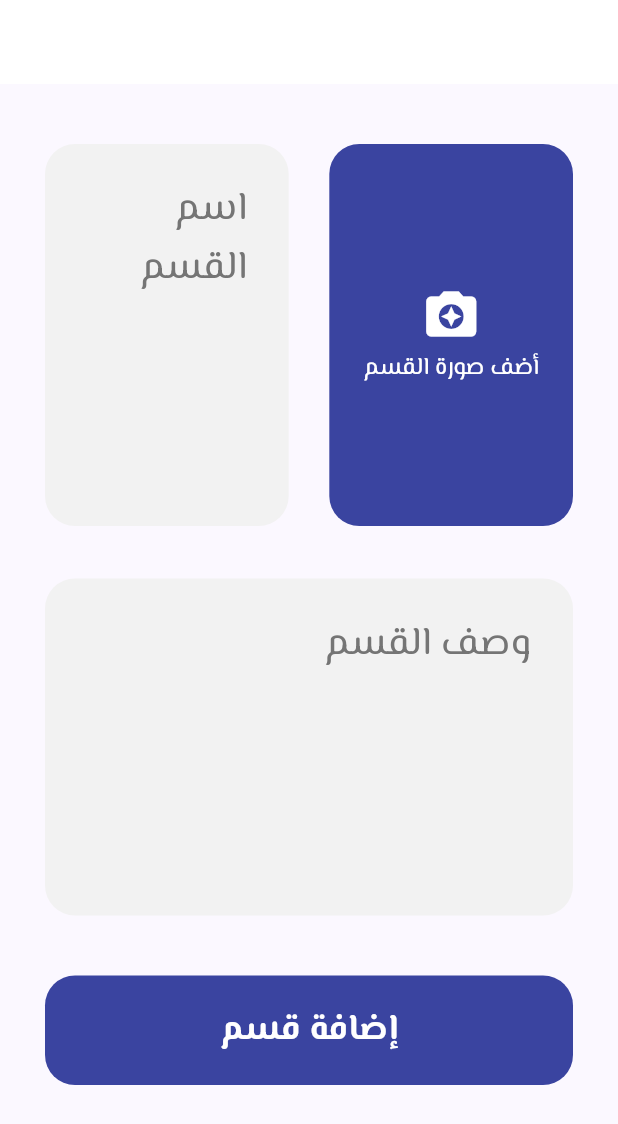
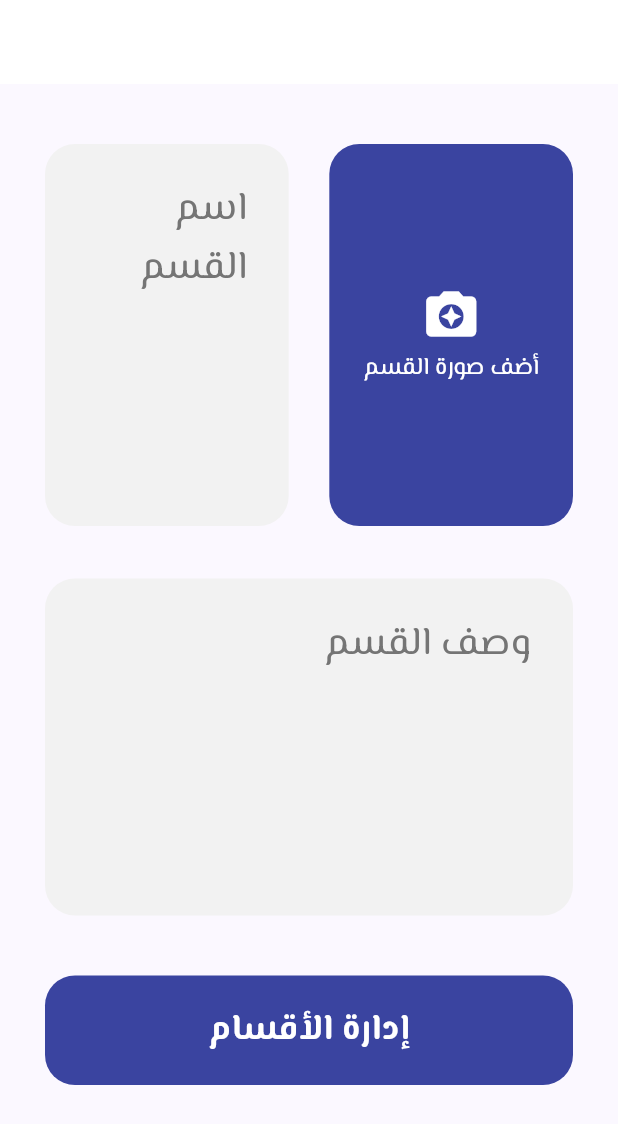
Before and after one commit to omarabukaraki/Takaful-Admin, a Flutter app: the CategoryPage screen opened directly with empty values, on a phone screen of 412 x 824 dp. Shown: the top 1124 px of the screen. Run offline on Flutter 3.47's test engine with Material 3 defaults, Android fonts, the phone set to English and light mode, and no system bars; our stand-ins replace awesome_dialog, bloc, cached_network_image, carousel_slider, cloud_firestore, firebase_auth and 6 more; missing offline and left inert: blurry_modal_progress_hud; accounts and stored records are empty.

Commit message:
finish manage categories

```diff
--- a/lib/core/utils/app_strings.dart
+++ b/lib/core/utils/app_strings.dart
@@ -67,6 +67,7 @@ abstract class AppString {
   static const String textAccountVerificationRequest = 'طلبات توثيق الحساب';
   static const String textManageApplicationAd = 'إدارة إعلانات التطبيق';
   static const String textManageApplication = 'إدارة التطبيق';
+  static const String textManageCategories = 'إدارة الأقسام';
   static const String textAddCategory = 'إضافة قسم';
   static const String textAnalitices = 'الإحصائيات';
   static const String textSearchInPosts = 'إبحث في التبرعات';
--- a/lib/features/add_category/presentation/view/category_page.dart
+++ b/lib/features/add_category/presentation/view/category_page.dart
@@ -119,7 +119,7 @@ class _CategoryPageState extends State<CategoryPage> {
                 child: CustomButton(
                   textColor: AppColor.kWhite,
                   color: AppColor.kPrimary,
-                  text: AppString.textAddCategory,
+                  text: AppString.textManageCategories,
                   onTap: () async {
                     if (imageUrl != null) {
                       if (formKey.currentState!.validate()) {
--- a/lib/features/home/presentation/view/home_page.dart
+++ b/lib/features/home/presentation/view/home_page.dart
@@ -187,13 +187,13 @@ class _HomePageState extends State<HomePage> {
                   },
                 ),
                 CustomListTile(
-                  title: AppString.textAddCategory,
+                  title: AppString.textManageCategories,
                   mainIcon: Icons.category_outlined,
                   size: 19,
                   onTap: () {
                     setState(() {
                       index = 5;
-                      appBarTitle = AppString.textAddCategory;
+                      appBarTitle = AppString.textManageCategories;
                     });
                   },
                 ),
```
